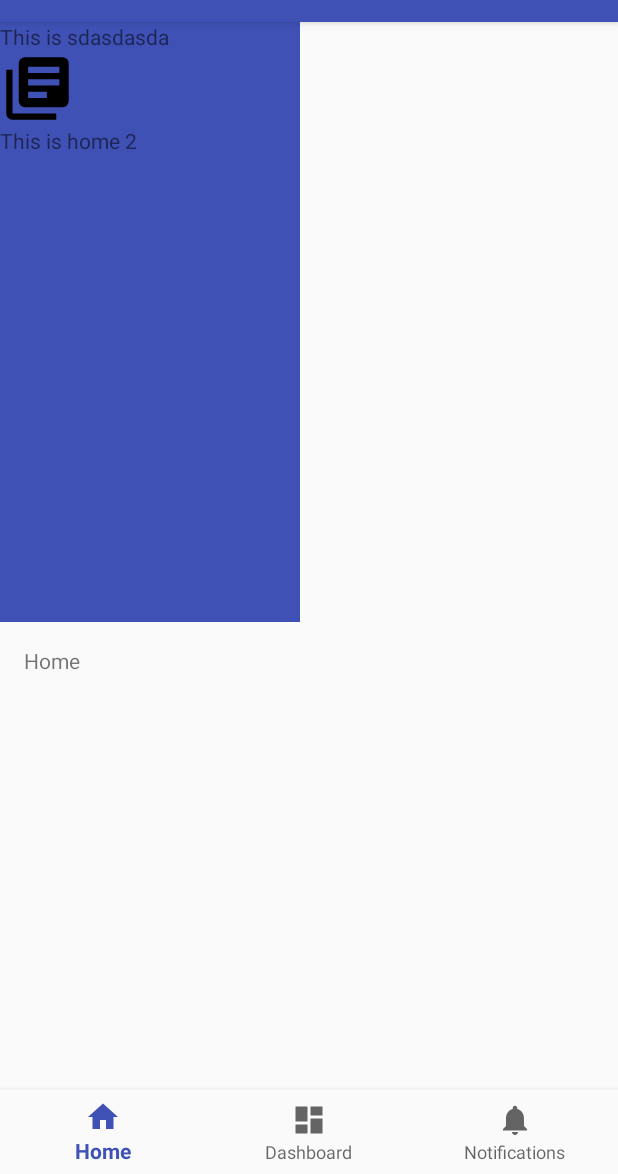
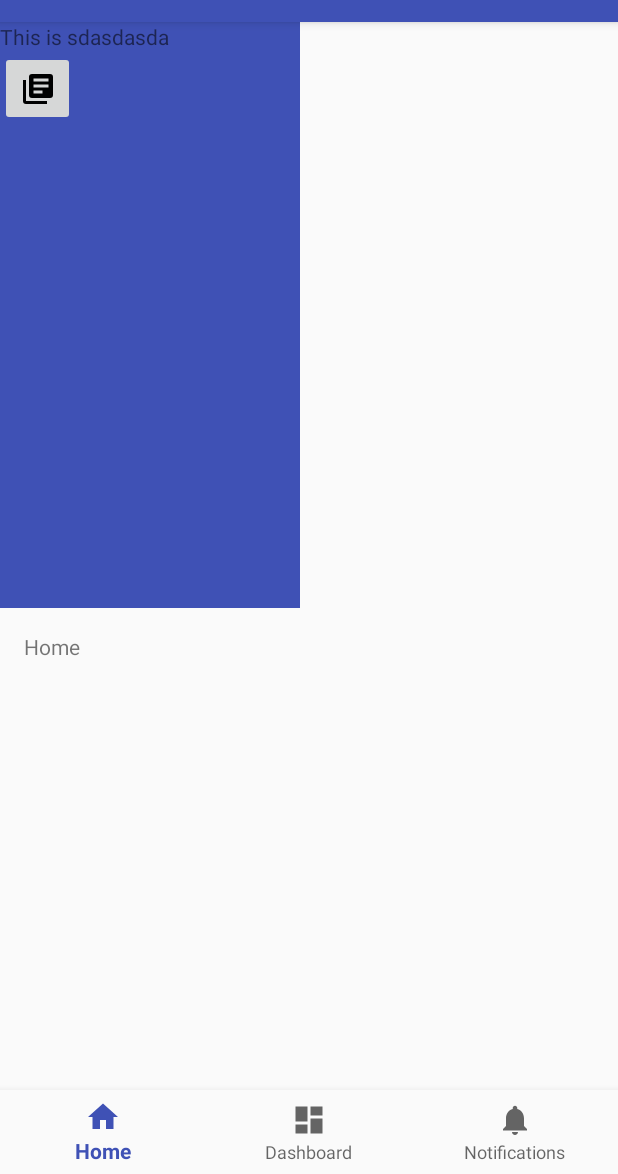
Before and after one commit to Doko-Demo-Doa/Akane, an Android app: the screen it shows after launch (MainActivity), on a phone screen of 412 x 824 dp, the part 62-1236 px from its top. Run offline under Robolectric (Android 15) with nearby library versions, the phone set to English and light mode, and no system bars.

Commit message:
Added minor refactor

```diff
--- a/app/src/main/res/layout/fragment_home.xml
+++ b/app/src/main/res/layout/fragment_home.xml
@@ -10,14 +10,9 @@
       android:layout_height="wrap_content"
       android:text="This is sdasdasda"/>
 
-  <ImageView
+  <ImageButton
       app:srcCompat="@drawable/ic_library"
       android:layout_width="50dp"
       android:layout_height="50dp"/>
 
-  <TextView
-      android:layout_width="wrap_content"
-      android:layout_height="wrap_content"
-      android:text="This is home 2"/>
-
 </LinearLayout>
```
Also changed, not shown: app/src/main/java/com/acaziasoft/akane/presenter/Presenter.java (added, +7 -0 lines), app/src/main/java/com/acaziasoft/akane/view/BaseActivity.java (added, +34 -0 lines), app/src/main/java/com/acaziasoft/akane/view/IView.java (added, +7 -0 lines).
